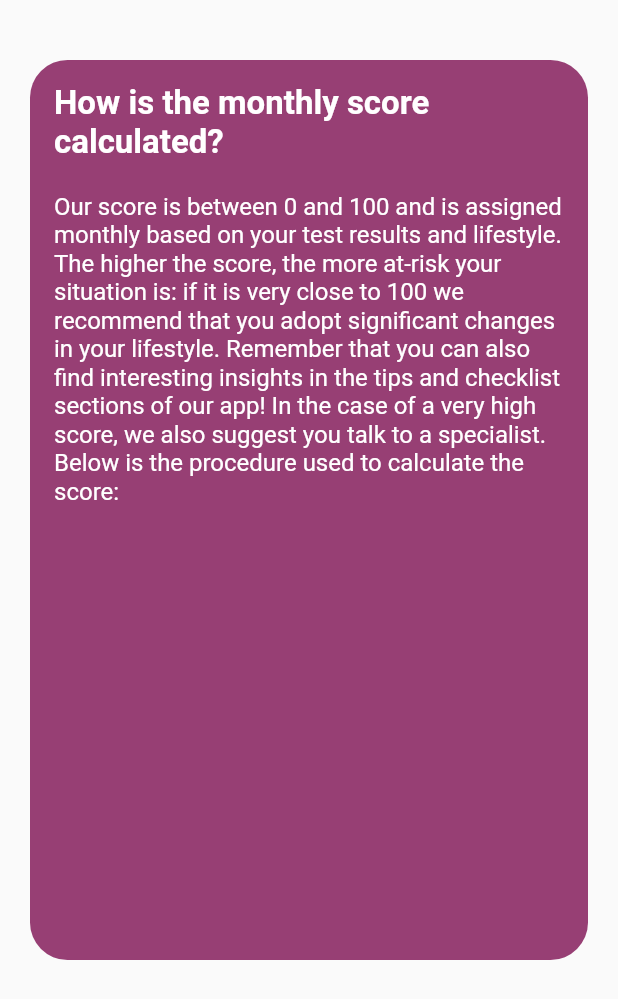
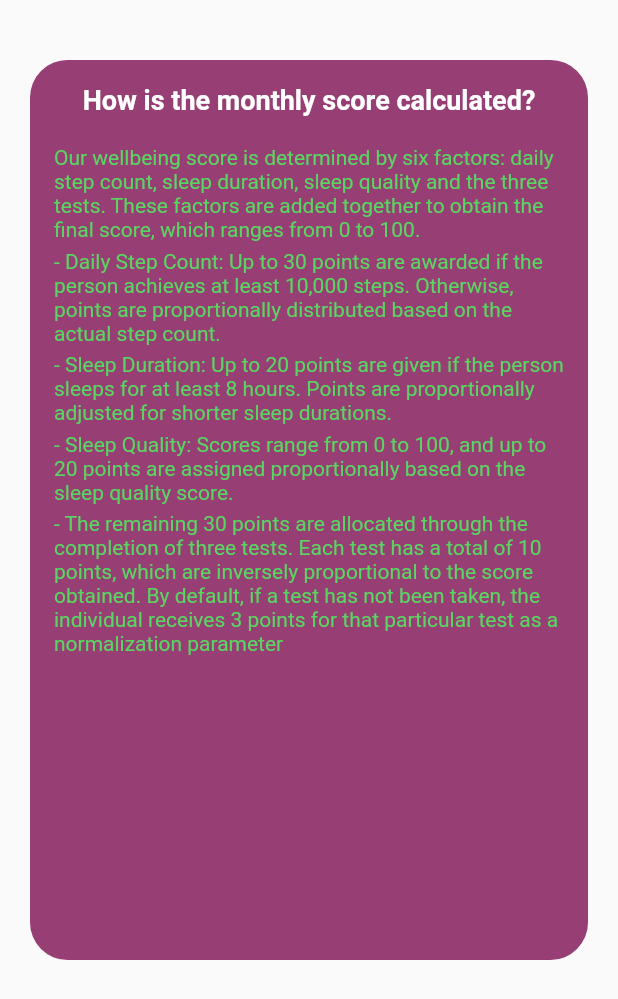
Before and after one commit to DavideDC99/nix, a Flutter app: the ScoreDescription widget shown alone on an empty page, opened directly, on a phone screen of 412 x 824 dp. Shown: the top 999 px of the screen. Run offline on Flutter 3.47's test engine with Material 2 defaults, Android fonts, the phone set to English and light mode, and no system bars; our stand-ins replace animated_notch_bottom_bar, awesome_snackbar_content, dio, floor, flutter_login, flutter_toggle_tab and 7 more; missing offline and left inert: flutter_polygon, fluttermoji, gauge_indicator; accounts and stored records are empty; generated files the repository leaves out were written again; network calls fail.

Commit message:
zoom call 13/07

```diff
--- a/lib/pages/score/score_info.dart
+++ b/lib/pages/score/score_info.dart
@@ -35,15 +35,43 @@ class _ScoreDescriptionState extends State<ScoreDescription> {
                       Text('How is the monthly score calculated?',
                         style: const TextStyle(
                           color: Colors.white,
-                          fontSize: 22,
+                          fontSize: 18,
                           fontWeight: FontWeight.bold,
                         ),
                       ),
                       Padding(padding: const EdgeInsets.all(10.0)),
-                      Text('Our score is between 0 and 100 and is assigned monthly based on your test results and lifestyle. The higher the score, the more at-risk your situation is: if it is very close to 100 we recommend that you adopt significant changes in your lifestyle. Remember that you can also find interesting insights in the tips and checklist sections of our app! In the case of a very high score, we also suggest you talk to a specialist.\nBelow is the procedure used to calculate the score:\n',
+                      Text('Our wellbeing score is determined by six factors: daily step count, sleep duration, sleep quality and the three tests. These factors are added together to obtain the final score, which ranges from 0 to 100.',
                       style: const TextStyle(
-                          color: Colors.white,
-                          fontSize: 16,
+                          color:  Color.fromARGB(255, 89, 214, 97),
+                          fontSize: 14,
+                        ),
+                      ),
+                      SizedBox(height: 5,),
+                      Text('- Daily Step Count: Up to 30 points are awarded if the person achieves at least 10,000 steps. Otherwise, points are proportionally distributed based on the actual step count.',
+                      style: const TextStyle(
+                          color:  Color.fromARGB(255, 89, 214, 97),
+                          fontSize: 14,
+                        ),
+                      ),
+                       SizedBox(height: 5,),
+                       Text('- Sleep Duration: Up to 20 points are given if the person sleeps for at least 8 hours. Points are proportionally adjusted for shorter sleep durations.',
+                      style: const TextStyle(
+                          color:  Color.fromARGB(255, 89, 214, 97),
+                          fontSize: 14,
+                        ),
+                      ),
+                       SizedBox(height: 5,),
+                       Text('- Sleep Quality: Scores range from 0 to 100, and up to 20 points are assigned proportionally based on the sleep quality score.',
+                      style: const TextStyle(
+                          color:  Color.fromARGB(255, 89, 214, 97),
+                          fontSize: 14,
+                        ),
+                      ),
+                       SizedBox(height: 5,),
+                      Text('- The remaining 30 points are allocated through the completion of three tests. Each test has a total of 10 points, which are inversely proportional to the score obtained. By default, if a test has not been taken, the individual receives 3 points for that particular test as a normalization parameter',
+                      style: const TextStyle(
+                          color: Color.fromARGB(255, 89, 214, 97),
+                          fontSize: 14,
                         ),
                       ),
                     ],
```
Also changed, not shown: lib/pages/homepage.dart (+20 -3 lines), lib/pages/score/score_content.dart (+112 -27 lines), lib/pages/score_page.dart (+8 -16 lines).
